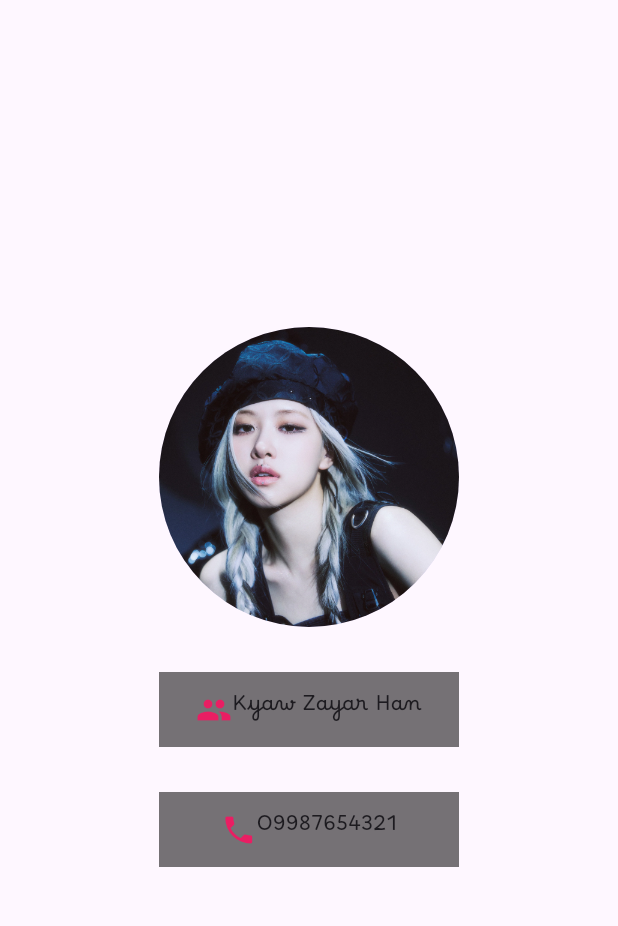
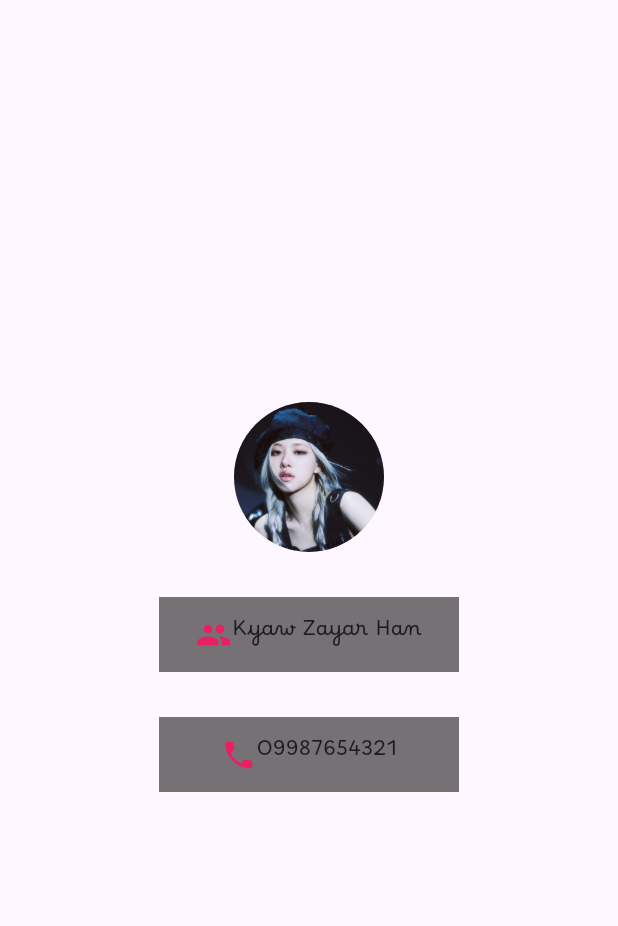
Before and after one commit to kyawzaya10/contact, a Flutter app: the screen it shows after launch, on a phone screen of 412 x 824 dp, the part 63-989 px from its top. Run offline on Flutter 3.47's test engine with Material 2 defaults, Android fonts, the phone set to English and light mode, and no system bars.

Commit message:
change circle avatar radius

```diff
--- a/lib/main.dart
+++ b/lib/main.dart
@@ -51,7 +51,7 @@ class _MyHomePageState extends State<MyHomePage> {
         child: Column(
 mainAxisAlignment: MainAxisAlignment.center,
           children: [
-            CircleAvatar(radius: 100,
+            CircleAvatar(radius: 50,
               backgroundImage: AssetImage("images/rose.jpg"),),
             Container(margin: EdgeInsets.all(30),
               // margin: EdgeInsets.all(50),
```
